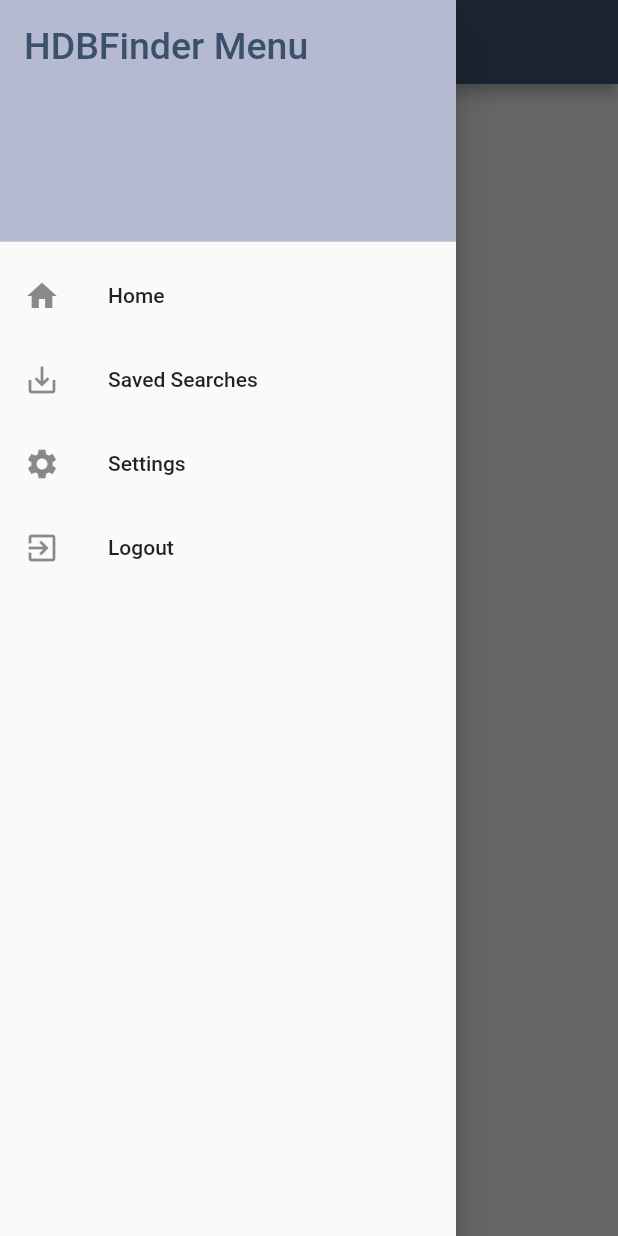
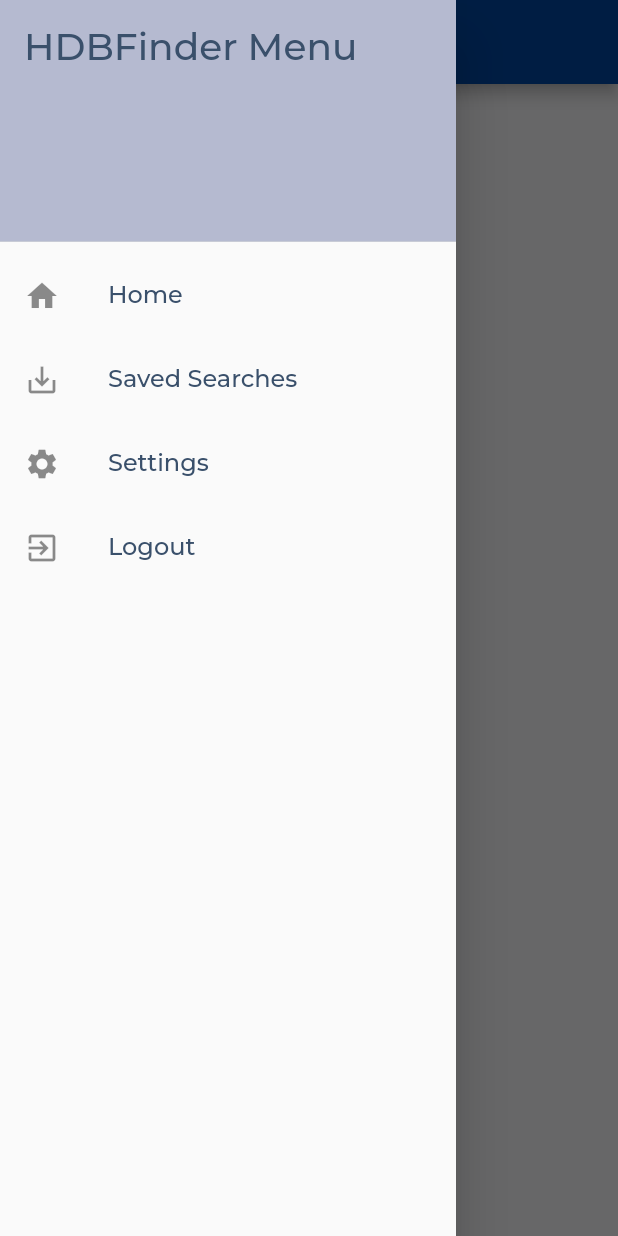
Before and after one commit to divvijchandna/hdbfinder, a Flutter app: the Settings screen opened directly, with the side drawer open, on a phone screen of 412 x 824 dp. Run offline on Flutter 3.47's test engine with Material 2 defaults, Android fonts, the light colour scheme and no system bars; our stand-ins replace cloud_firestore, firebase_auth, flushbar, flutter_spinkit, google_fonts; accounts and stored records are empty; network calls fail.

Commit message:
formatting

```diff
--- a/lib/screens/home/hdb_settings.dart
+++ b/lib/screens/home/hdb_settings.dart
@@ -1,6 +1,9 @@
 import 'package:flutter/material.dart';
 import 'package:hdbfinder/screens/home/saved_searches.dart';
 import 'package:hdbfinder/screens/home/home.dart';
+import 'package:hdbfinder/shared/drawer.dart';
+import 'package:google_fonts/google_fonts.dart';
+
 
 class Settings extends StatefulWidget {
   @override
@@ -11,57 +14,17 @@
   @override
   Widget build(BuildContext context) {
     return Scaffold(
-      drawer: Drawer(
-        child: ListView(
-          padding: EdgeInsets.zero,
-          children: <Widget>[
-            DrawerHeader(
-              child: Text(
-                'HDBFinder Menu',
-                style: TextStyle(color: Color(0xff3a506b), fontSize: 25),
-              ),
-              decoration: BoxDecoration(
-                color: Color(0xffb5BAD0),
-              ),
-            ),
-            ListTile(
-              leading: Icon(Icons.home),
-              title: Text('Home'),
-              onTap: () {
-                Navigator.push(
-                    context,
-                    MaterialPageRoute(builder: (context) => Home())
-                );
-              },
-            ),
-            ListTile(
-              leading: Icon(Icons.save_alt),
-              title: Text('Saved Searches'),
-              onTap: () {
-                Navigator.push(
-                    context,
-                    MaterialPageRoute(builder: (context) => SavedSearches())
-                );
-                },
-            ),
-            ListTile(
-              leading: Icon(Icons.settings),
-              title: Text('Settings'),
-              onTap: () => {Navigator.of(context).pop()},
-            ),
-            ListTile(
-              leading: Icon(Icons.exit_to_app),
-              title: Text('Logout'),
-              onTap: () => {Navigator.of(context).pop()},
-            ),
-          ],
-        ),
-      ),
+      drawer: MenuDrawer(),
       backgroundColor: Color(0xffe0e0e2),
       appBar: AppBar(
-        backgroundColor: Color(0xff3a506b),
+        backgroundColor: Color(0xff003f91),
         centerTitle: true,
-        title: Text('Settings'),
+        title: Text('Settings',
+          style: GoogleFonts.montserrat(
+              textStyle: TextStyle(
+                  color: Color(0xffe5f4e3), fontSize: 22.0, fontWeight: FontWeight.w700)
+          ),
+        ),
       ),
     );
   }
```
